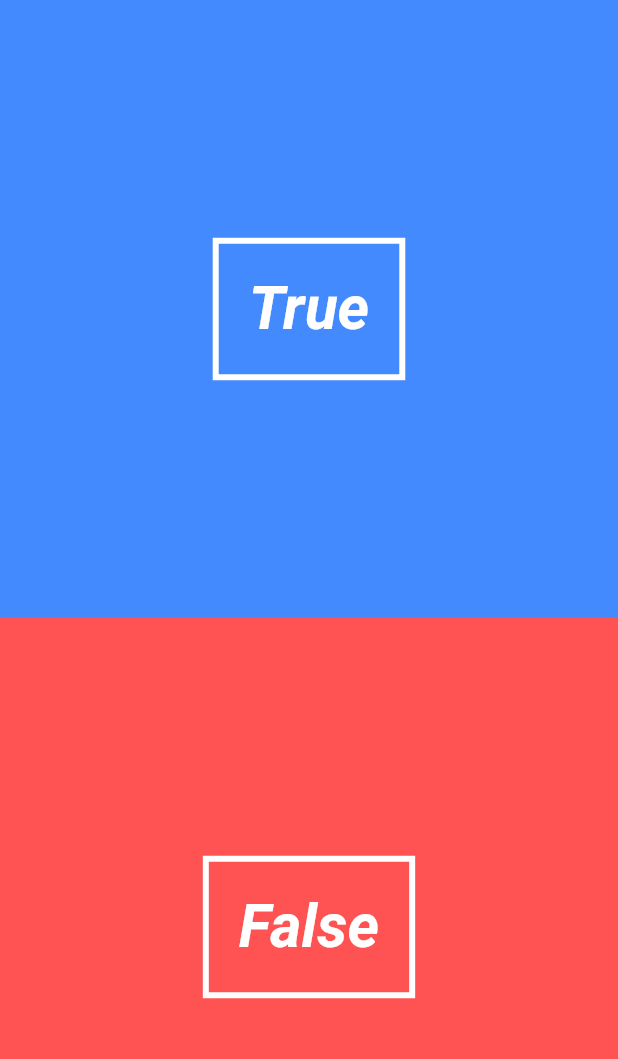
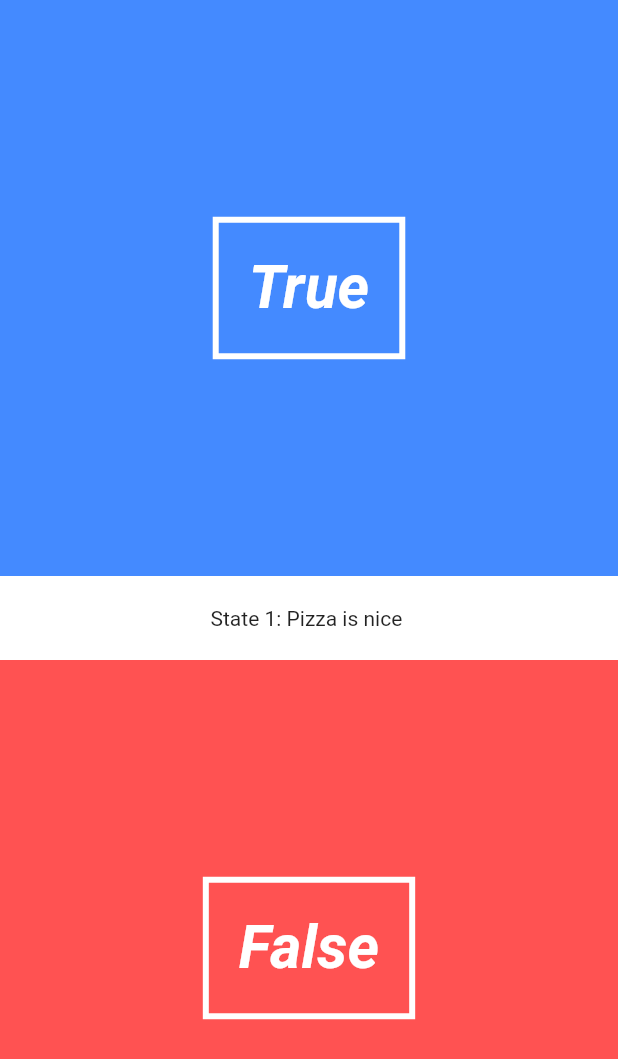
Before and after one commit to mopilo/QuizApp, a Flutter app: the screen it shows after launch, on a phone screen of 412 x 824 dp. Shown: the top 1059 px of the screen. Run offline on Flutter 3.47's test engine with Material 2 defaults, Android fonts, the phone set to English and light mode, and no system bars.

Commit message:
adding questions

```diff
--- a/lib/pages/quiz_page.dart
+++ b/lib/pages/quiz_page.dart
@@ -16,6 +16,15 @@ class QuizPageState extends State<QuizPage>{
         new Column(//this is our main page
           children: <Widget>[
             new AnswerButton(true, () {print("true");}),
+            new Material(
+              color: Colors.white,
+              child: new Padding(
+                padding: new EdgeInsets.symmetric(vertical: 20.0),
+                child: new Center(
+                  child: new Text("State 1: Pizza is nice ")
+                ),
+              ),
+            ),
             new AnswerButton(false, () {print("false");})
           ],
         )
```
